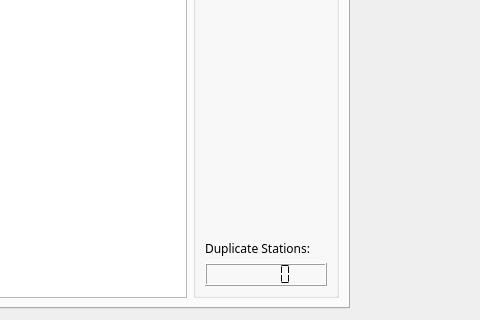
Qt form src/qt_ui/pem_info_widget.ui (Eric-Meunier/Processor-Suite) before a commit; both pictures show x 279 to 759 and y 479 to 799 of the 759 by 799 pixel window.
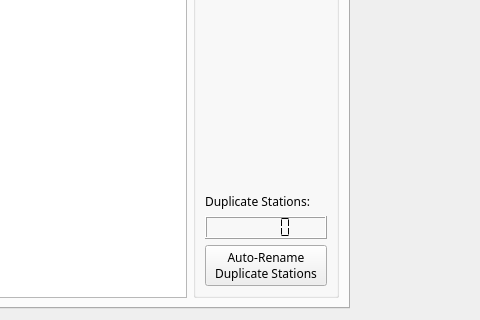
The same form after that commit. The open tabs and pages were chosen to show the change.

Commit message: Added auto-duplication station renaming.

Patch:
```diff
--- a/src/qt_ui/pem_info_widget.ui
+++ b/src/qt_ui/pem_info_widget.ui
@@ -581,6 +581,14 @@
             </property>
            </widget>
           </item>
+          <item>
+           <widget class="QPushButton" name="rename_duplicate_stations_btn">
+            <property name="text">
+             <string>Auto-Rename
+Duplicate Stations</string>
+            </property>
+           </widget>
+          </item>
          </layout>
         </widget>
        </item>
```
Left out of the diff: 5 changed lines with no effect on the pictures. The commit also changes 4 other files.
